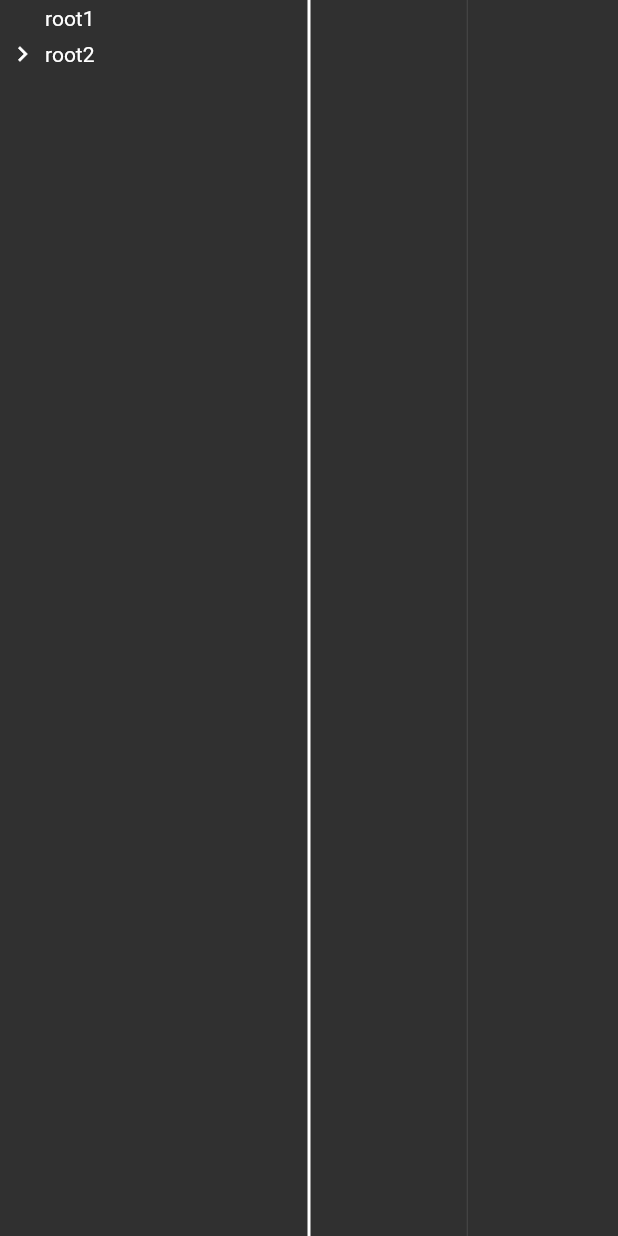
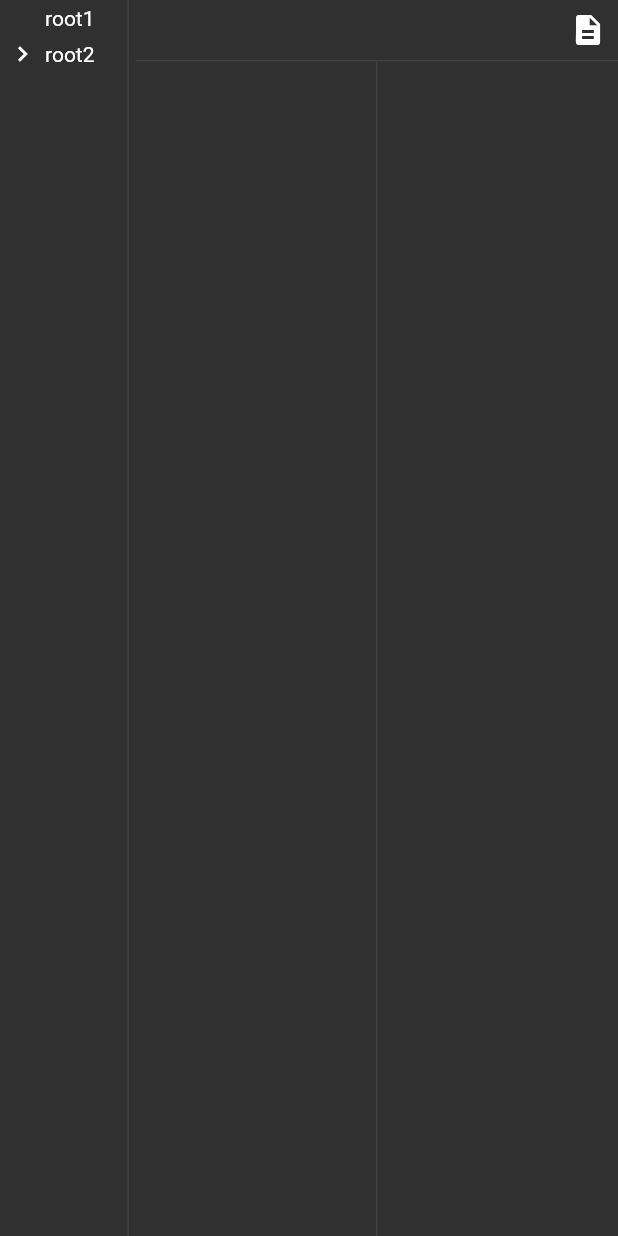
Before and after one commit to mitchpk/Blink, a Flutter app: the screen it shows after launch, after a tap on "root2", on a phone screen of 412 x 824 dp. Run offline on Flutter 3.47's test engine with Material 2 defaults, Android fonts, the phone set to English and light mode, and no system bars; our stand-ins replace flutter_markdown.

Commit message:
added top bar

```diff
--- a/lib/main.dart
+++ b/lib/main.dart
@@ -24,6 +24,7 @@ class MyHomePage extends StatelessWidget {
   Widget build(BuildContext context) {
     return Scaffold(
       body: VerticalSplitView(
+        ratio: 0.2,
         left: NoteList(),
         right: Editor(),
       ),
--- a/lib/widgets/Editor.dart
+++ b/lib/widgets/Editor.dart
@@ -12,11 +12,33 @@ class _EditorState extends State<Editor> {
 
   @override
   Widget build(BuildContext context) {
-    return Row(
+    return Column(
+      children: [
+        Padding(
+          padding: const EdgeInsets.all(4.0),
+          child: Row(
+            mainAxisAlignment: MainAxisAlignment.end,
+            children: [
+              InkWell(
+                child: Padding(
+                  child: Icon(Icons.description),
+                  padding: EdgeInsets.all(4),
+                ),
+                onTap: () {},
+                borderRadius: BorderRadius.circular(4),
+              ),
+            ],
+          ),
+        ),
+        Divider(
+          height: 1,
+        ),
+        Expanded(
+          child: Row(
             children: [
               Expanded(
-          child: Scrollbar(
                 child: TextField(
+                  style: TextStyle(fontFamily: 'SFMono-Regular,Consolas,Liberation Mono,Menlo,monospace'),
                   keyboardType: TextInputType.multiline,
                   maxLines: null,
                   expands: true,
@@ -34,7 +56,6 @@ class _EditorState extends State<Editor> {
                   },
                 ),
               ),
-        ),
               VerticalDivider(),
               Expanded(
                 child: Markdown(
@@ -45,6 +66,9 @@ class _EditorState extends State<Editor> {
                 ),
               ),
             ],
+          ),
+        ),
+      ],
     );
   }
 }
--- a/lib/widgets/SplitView.dart
+++ b/lib/widgets/SplitView.dart
@@ -58,11 +58,7 @@ class _VerticalSplitViewState extends State<VerticalSplitView> {
                 child: SizedBox(
                   width: _dividerWidth,
                   height: constraints.maxHeight,
-                  child: Container(
-                    color: Colors.white,
-                    margin:
-                        EdgeInsets.symmetric(horizontal: _dividerWidth / 2 - 1),
-                  ),
+                  child: VerticalDivider(),
                 ),
               ),
               onPanUpdate: (DragUpdateDetails details) {
```
Lines whose indentation alone changed are shown as unchanged.
